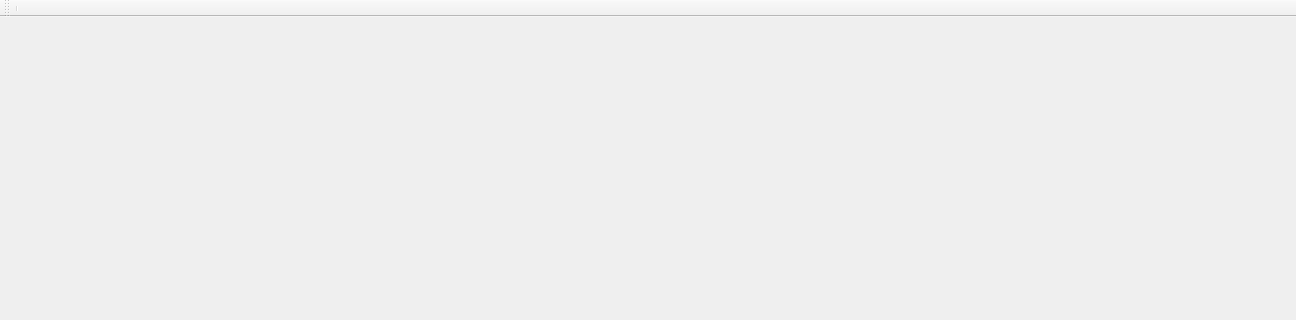
The window that mainwindow.ui (easy-story-project/easy-story-client) describes before a commit, drawn with Qt 5; both pictures show x 0 to 1296 and y 0 to 320 of the 1296 by 670 pixel window.
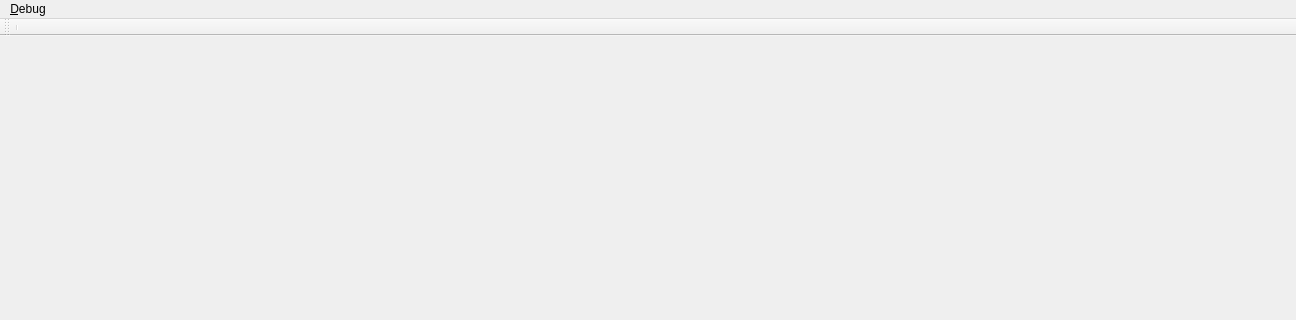
The same window after the commit.

```diff
--- a/mainwindow.ui
+++ b/mainwindow.ui
@@ -23,6 +23,13 @@
      <height>22</height>
     </rect>
    </property>
+   <widget class="QMenu" name="menuDebug">
+    <property name="title">
+     <string>&amp;Debug</string>
+    </property>
+    <addaction name="actiontest"/>
+   </widget>
+   <addaction name="menuDebug"/>
   </widget>
   <widget class="QToolBar" name="mainToolBar">
    <attribute name="toolBarArea">
```
Left out of the diff: 5 changed lines with no effect on the pictures.
